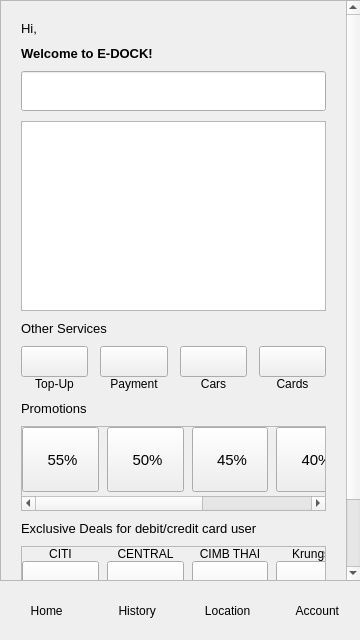
The window that main.ui (Boondirek-Kanjanapongporn/E-DOCK) describes before a commit, drawn with Qt 5.
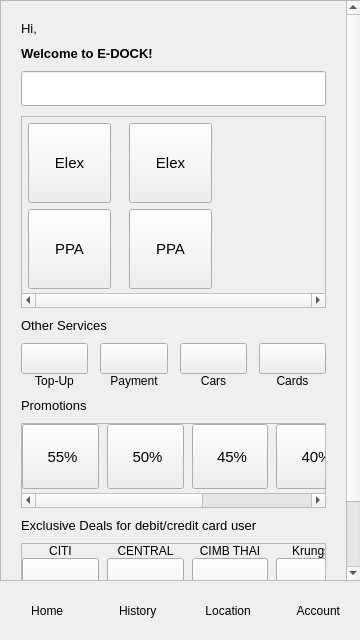
The same window after the commit. Icons and pictures are not drawn.

Commit message: [MODIFY] scrollWidget height

Diff of the .ui file:
```diff
--- a/main.ui
+++ b/main.ui
@@ -56,7 +56,7 @@
            <x>0</x>
            <y>0</y>
            <width>342</width>
-           <height>690</height>
+           <height>687</height>
           </rect>
          </property>
          <layout class="QFormLayout" name="formLayout">
@@ -105,19 +105,241 @@
             <property name="minimumSize">
              <size>
               <width>0</width>
-              <height>40</height>
+              <height>35</height>
              </size>
             </property>
            </widget>
           </item>
           <item row="4" column="0" colspan="2">
-           <widget class="QTableView" name="stationTableView">
+           <widget class="QScrollArea" name="stationScrollArea">
             <property name="minimumSize">
              <size>
               <width>0</width>
-              <height>190</height>
+              <height>192</height>
              </size>
             </property>
+            <property name="verticalScrollBarPolicy">
+             <enum>Qt::ScrollBarAlwaysOff</enum>
+            </property>
+            <property name="horizontalScrollBarPolicy">
+             <enum>Qt::ScrollBarAlwaysOn</enum>
+            </property>
+            <property name="widgetResizable">
+             <bool>true</bool>
+            </property>
+            <widget class="QWidget" name="stationAreaWidgetContents">
+             <property name="geometry">
+              <rect>
+               <x>0</x>
+               <y>0</y>
+               <width>300</width>
+               <height>175</height>
+              </rect>
+             </property>
+             <property name="minimumSize">
+              <size>
+               <width>0</width>
+               <height>0</height>
+              </size>
+             </property>
+             <layout class="QFormLayout" name="formLayout_6">
+              <property name="horizontalSpacing">
+               <number>0</number>
+              </property>
+              <property name="verticalSpacing">
+               <number>0</number>
+              </property>
+              <property name="leftMargin">
+               <number>0</number>
+              </property>
+              <property name="topMargin">
+               <number>0</number>
+              </property>
+              <property name="rightMargin">
+               <number>0</number>
+              </property>
+              <property name="bottomMargin">
+               <number>0</number>
+              </property>
+              <item row="0" column="1">
+               <layout class="QHBoxLayout" name="stationHorizontalLayout">
+                <property name="spacing">
+                 <number>6</number>
+                </property>
+                <property name="leftMargin">
+                 <number>0</number>
+                </property>
+                <property name="topMargin">
+                 <number>0</number>
+                </property>
+                <item>
+                 <layout class="QVBoxLayout" name="stationVerticalLayout">
+                  <property name="leftMargin">
+                   <number>6</number>
+                  </property>
+                  <property name="topMargin">
+                   <number>6</number>
+                  </property>
+                  <property name="rightMargin">
+                   <number>6</number>
+                  </property>
+                  <property name="bottomMargin">
+                   <number>0</number>
+                  </property>
+                  <item>
+                   <widget class="QPushButton" name="promotionPushButton6_3">
+                    <property name="minimumSize">
+                     <size>
+                      <width>83</width>
+                      <height>80</height>
+                     </size>
+                    </property>
+                    <property name="maximumSize">
+                     <size>
+                      <width>85</width>
+                      <height>80</height>
+                     </size>
+                    </property>
+                    <property name="font">
+                     <font>
+                      <pointsize>11</pointsize>
+                     </font>
+                    </property>
+                    <property name="cursor">
+                     <cursorShape>PointingHandCursor</cursorShape>
+                    </property>
+                    <property name="text">
+                     <string>Elex</string>
+                    </property>
+                    <property name="iconSize">
+                     <size>
+                      <width>20</width>
+                      <height>20</height>
+                     </size>
+                    </property>
+                   </widget>
+                  </item>
+                  <item>
+                   <widget class="QPushButton" name="promotionPushButton6_4">
+                    <property name="minimumSize">
+                     <size>
+                      <width>83</width>
+                      <height>80</height>
+                     </size>
+                    </property>
+                    <property name="maximumSize">
+                     <size>
+                      <width>80</width>
+                      <height>80</height>
+                     </size>
+                    </property>
+                    <property name="font">
+                     <font>
+                      <pointsize>11</pointsize>
+                     </font>
+                    </property>
+                    <property name="cursor">
+                     <cursorShape>PointingHandCursor</cursorShape>
+                    </property>
+                    <property name="text">
+                     <string>PPA</string>
+                    </property>
+                    <property name="iconSize">
+                     <size>
+                      <width>20</width>
+                      <height>20</height>
+                     </size>
+                    </property>
+                   </widget>
+                  </item>
+                 </layout>
+                </item>
+                <item>
+                 <layout class="QVBoxLayout" name="stationVerticalLayout_2">
+                  <property name="leftMargin">
+                   <number>6</number>
+                  </property>
+                  <property name="topMargin">
+                   <number>6</number>
+                  </property>
+                  <property name="rightMargin">
+                   <number>6</number>
+                  </property>
+                  <property name="bottomMargin">
+                   <number>0</number>
+                  </property>
+                  <item>
+                   <widget class="QPushButton" name="promotionPushButton6_5">
+                    <property name="minimumSize">
+                     <size>
+                      <width>83</width>
+                      <height>80</height>
+                     </size>
+                    </property>
+                    <property name="maximumSize">
+                     <size>
+                      <width>80</width>
+                      <height>80</height>
+                     </size>
+                    </property>
+                    <property name="font">
+                     <font>
+                      <pointsize>11</pointsize>
+                     </font>
+                    </property>
+                    <property name="cursor">
+                     <cursorShape>PointingHandCursor</cursorShape>
+                    </property>
+                    <property name="text">
+                     <string>Elex</string>
+                    </property>
+                    <property name="iconSize">
+                     <size>
+                      <width>20</width>
+                      <height>20</height>
+                     </size>
+                    </property>
+                   </widget>
+                  </item>
+                  <item>
+                   <widget class="QPushButton" name="promotionPushButton6_6">
+                    <property name="minimumSize">
+                     <size>
+                      <width>83</width>
+                      <height>80</height>
+                     </size>
+                    </property>
+                    <property name="maximumSize">
+                     <size>
+                      <width>80</width>
+                      <height>80</height>
+                     </size>
+                    </property>
+                    <property name="font">
+                     <font>
+                      <pointsize>11</pointsize>
+                     </font>
+                    </property>
+                    <property name="cursor">
+                     <cursorShape>PointingHandCursor</cursorShape>
+                    </property>
+                    <property name="text">
+                     <string>PPA</string>
+                    </property>
+                    <property name="iconSize">
+                     <size>
+                      <width>20</width>
+                      <height>20</height>
+                     </size>
+                    </property>
+                   </widget>
+                  </item>
+                 </layout>
+                </item>
+               </layout>
+              </item>
+             </layout>
+            </widget>
            </widget>
           </item>
           <item row="5" column="0">
@@ -1946,7 +2168,7 @@
     <rect>
      <x>0</x>
      <y>580</y>
-     <width>361</width>
+     <width>362</width>
      <height>61</height>
     </rect>
    </property>
```
Left out of the diff: 20 changed lines with no effect on the pictures.
